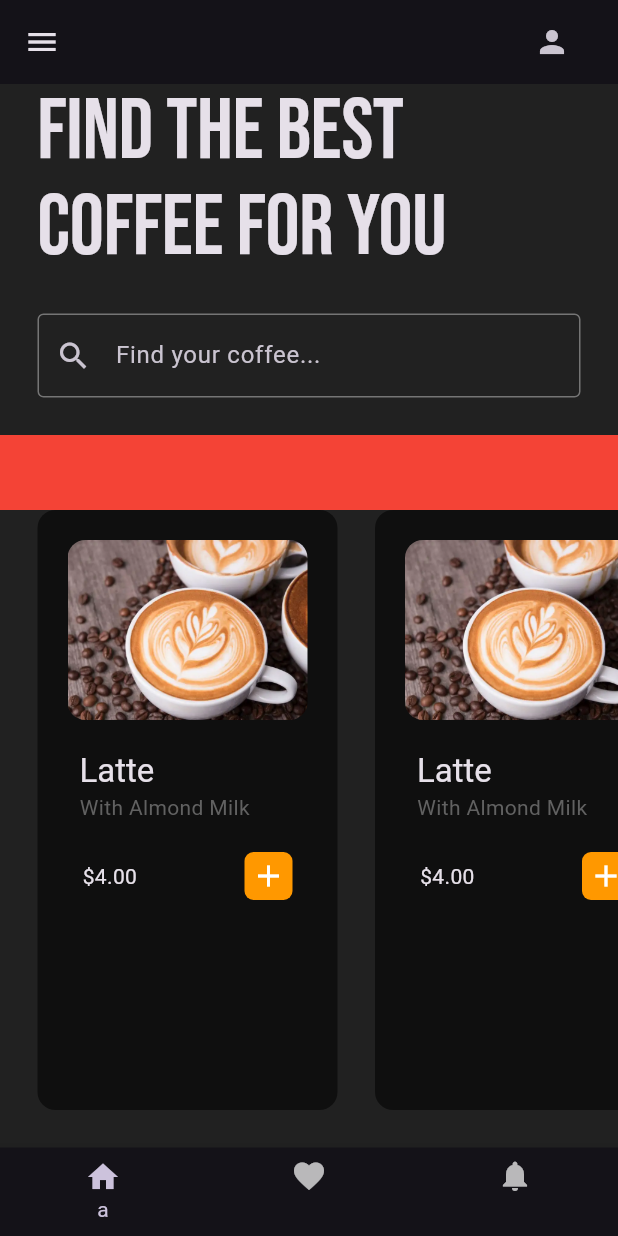
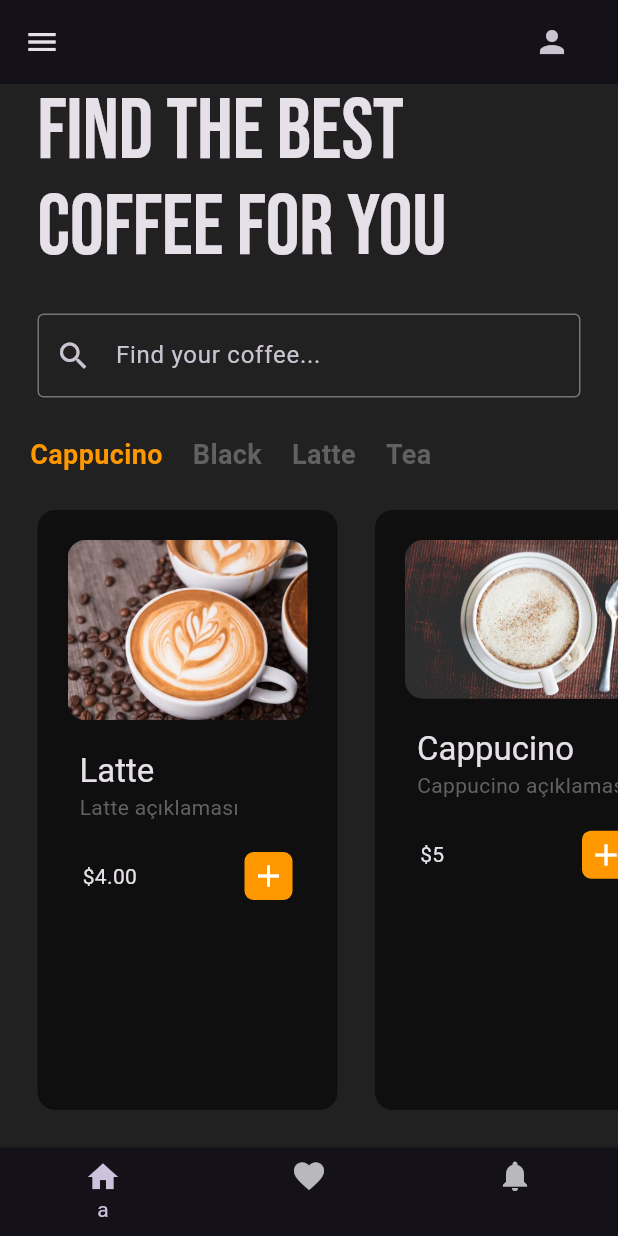
Before and after one commit to Ozm0z/coffeeAppUI_Clone, a Flutter app: the screen it shows after launch, on a phone screen of 412 x 824 dp. Run offline on Flutter 3.47's test engine with Material 3 defaults, Android fonts, the phone set to English and light mode, and no system bars; our stand-ins replace google_fonts.

Commit message:
liste oluşturuldu vs
Liste oluşturulup seçeneklerde tıklayınca renk değişimi olması için fonksiyon yazıldı. Farklı içecek türleri eklendi. textField e tıklayınca klavye açılıyor ve pixel hatası alınıyor çünkü Container kısalıyor ama container içindeki + butonu olduğu yerde kalıyor. ayrıca o buton depil sadece icon olarak eklendi.

```diff
--- a/coffee_app_ui_clone/lib/pages/home_page.dart
+++ b/coffee_app_ui_clone/lib/pages/home_page.dart
@@ -1,5 +1,7 @@
+import 'package:coffee_app_ui_clone/product/image_paths.dart';
 import 'package:coffee_app_ui_clone/product/language/language_items.dart';
 import 'package:coffee_app_ui_clone/util/coffee_tile.dart';
+import 'package:coffee_app_ui_clone/util/coffee_type.dart';
 import 'package:flutter/material.dart';
 import 'package:google_fonts/google_fonts.dart';
 
@@ -11,6 +13,28 @@ class HomePage extends StatefulWidget {
 }
 
 class _HomePageState extends State<HomePage> {
+//kahve tipi listeleri
+  final List _coffeTypeList = [
+    [LanguageItems().cappucino, true],
+    [LanguageItems().black, false],
+    [LanguageItems().latte, false],
+    [LanguageItems().tea, false],
+  ];
+
+  //listenin kaçıncı elemanında olduğumuzu index söylüyor, o indexin içindeki başka index ise yanında
+  // örn: _coffeTypeList[index][1] bulunduğumuz elemanın 1. indexi yani true-fale kısmı
+
+//tıklanan kahveler
+  void coffeeTypeSelected(int index) {
+    setState(() {
+      for (int i = 0; i < _coffeTypeList.length; i++) {
+        //eleman sayısı kadar dön ve bulunduğu elemanın 1. indexini false yap
+        _coffeTypeList[i][1] = false;
+      }
+      _coffeTypeList[index][1] = true;
+    });
+  }
+
   @override
   Widget build(BuildContext context) {
     return Scaffold(
@@ -66,13 +90,43 @@ class _HomePageState extends State<HomePage> {
 
           Container(
             height: 50,
-            color: Colors.red,
+            child: ListView.builder(
+              scrollDirection: Axis.horizontal,
+              itemCount: _coffeTypeList.length,
+              itemBuilder: (context, index) {
+                return CoffeeType(
+                    coffeType: _coffeTypeList[index][0],
+                    isSelected: _coffeTypeList[index][1],
+                    onTap: () {
+                      coffeeTypeSelected(index);
+                    });
+              },
+            ),
           ),
 
           Expanded(
               child: ListView(
             scrollDirection: Axis.horizontal,
-            children: const [CoffeeTile(), CoffeeTile(), CoffeeTile()],
+            children: [
+              CoffeeTile(
+                coffeeImagePath: ImagePaths().lattePng,
+                coffeeName: LanguageItems().latte,
+                coffeePrice: '4.00',
+                coffeeDesc: LanguageItems().descLatte,
+              ),
+              CoffeeTile(
+                coffeeImagePath: ImagePaths().cappPng,
+                coffeeName: LanguageItems().cappucino,
+                coffeePrice: '5',
+                coffeeDesc: LanguageItems().descCapp,
+              ),
+              CoffeeTile(
+                coffeeImagePath: ImagePaths().blackCoffeePng,
+                coffeeName: LanguageItems().black,
+                coffeePrice: '2',
+                coffeeDesc: LanguageItems().descBlack,
+              ),
+            ],
           ))
         ],
       ),
@@ -105,6 +159,7 @@ class ColorsUtility {
 
 class PaddingUtility {
   static const pagePaddingRight = EdgeInsets.only(right: 20);
+  static const pagePaddingLeft = EdgeInsets.only(left: 20);
   static const pagePaddingAll = EdgeInsets.all(20);
   static const pagePaddingAll4 = EdgeInsets.all(4);
   static const pagePaddingHorizontal = EdgeInsets.symmetric(horizontal: 25);
--- a/coffee_app_ui_clone/lib/product/image_paths.dart
+++ b/coffee_app_ui_clone/lib/product/image_paths.dart
@@ -1,5 +1,7 @@
 class ImagePaths {
   final String lattePng = 'assets/png/latte.png';
-  final String cappPng = 'assets/png/capp.png';
+  final String cappPng = 'assets/png/cappucino.png';
   final String milkPng = 'assets/png/milk.png';
+  final String teaPng = 'assets/png/tea.png';
+  final String blackCoffeePng = 'assets/png/black.png';
 }
--- a/coffee_app_ui_clone/lib/product/language/language_items.dart
+++ b/coffee_app_ui_clone/lib/product/language/language_items.dart
@@ -1,4 +1,12 @@
 class LanguageItems {
   final String mainTitle = 'Find The Best Coffee For You';
   final String homeSearchHint = 'Find your coffee...';
+  final String cappucino = 'Cappucino';
+  final String latte = 'Latte';
+  final String descLatte = 'Latte açıklaması';
+  final String black = 'Black';
+  final String tea = 'Tea';
+  final String descCapp = 'Cappucino açıklaması';
+  final String descBlack = 'Black açıklaması';
+  final String descTea = 'Tea açıklaması';
 }
--- a/coffee_app_ui_clone/lib/util/coffee_tile.dart
+++ b/coffee_app_ui_clone/lib/util/coffee_tile.dart
@@ -1,9 +1,19 @@
 import 'package:coffee_app_ui_clone/pages/home_page.dart';
-import 'package:coffee_app_ui_clone/product/image_paths.dart';
 import 'package:flutter/material.dart';
 
 class CoffeeTile extends StatelessWidget {
-  const CoffeeTile({super.key});
+  const CoffeeTile({
+    super.key,
+    required this.coffeeImagePath,
+    required this.coffeeName,
+    required this.coffeePrice,
+    required this.coffeeDesc,
+  });
+
+  final String coffeeImagePath;
+  final String coffeeName;
+  final String coffeeDesc;
+  final String coffeePrice;
 
   @override
   Widget build(BuildContext context) {
@@ -22,7 +32,7 @@ class CoffeeTile extends StatelessWidget {
             //image
             ClipRRect(
               borderRadius: RadiusOfBorders().circular12,
-              child: Image.asset(ImagePaths().lattePng),
+              child: Image.asset(coffeeImagePath),
             ),
 
             //name
@@ -32,11 +42,11 @@ class CoffeeTile extends StatelessWidget {
                 crossAxisAlignment: CrossAxisAlignment.start,
                 children: [
                   Text(
-                    'Latte',
+                    coffeeName,
                     style: Theme.of(context).textTheme.titleLarge,
                   ),
                   Text(
-                    'With Almond Milk',
+                    coffeeDesc,
                     style: TextStyle(color: ColorsUtility.cardText),
                   ),
                 ],
@@ -48,7 +58,7 @@ class CoffeeTile extends StatelessWidget {
               child: Row(
                 mainAxisAlignment: MainAxisAlignment.spaceBetween,
                 children: [
-                  const Text('\$4.00'),
+                  Text('\$$coffeePrice'),
                   Container(
                       padding: PaddingUtility.pagePaddingAll4,
                       decoration:
--- /dev/null
+++ b/coffee_app_ui_clone/lib/util/coffee_type.dart
@@ -0,0 +1,26 @@
+import 'package:coffee_app_ui_clone/pages/home_page.dart';
+import 'package:flutter/material.dart';
+
+class CoffeeType extends StatelessWidget {
+  final String coffeType;
+  const CoffeeType({super.key, required this.coffeType, required this.isSelected, required this.onTap});
+  final bool isSelected;
+  final VoidCallback onTap;
+
+  @override
+  Widget build(BuildContext context) {
+    return GestureDetector(
+      onTap: onTap,
+      child: Padding(
+        padding: PaddingUtility.pagePaddingLeft,
+        child: Text(
+          coffeType,
+          style: TextStyle(
+              fontSize: 18,
+              fontWeight: FontWeight.bold,
+              color: isSelected ? ColorsUtility.themeOrange : ColorsUtility.cardText),
+        ),
+      ),
+    );
+  }
+}
```
Also changed, not shown: coffee_app_ui_clone/assets/png/black.png (added), coffee_app_ui_clone/assets/png/cappucino.png (added), coffee_app_ui_clone/assets/png/tea.png (added), 1 other file.
